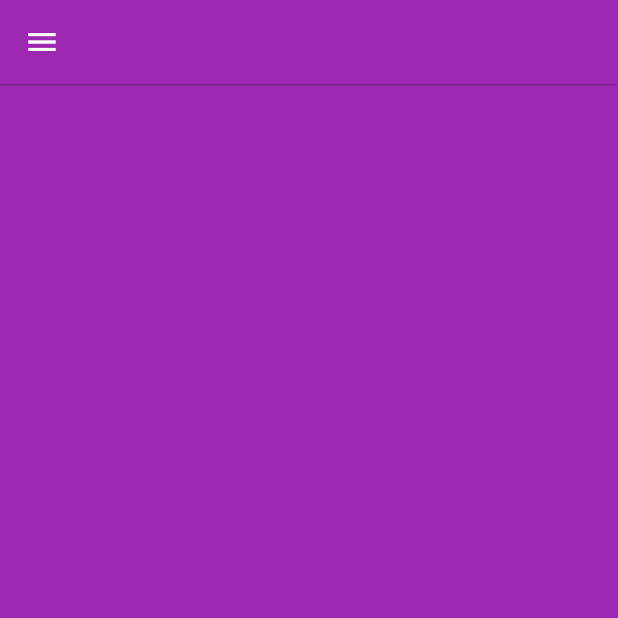
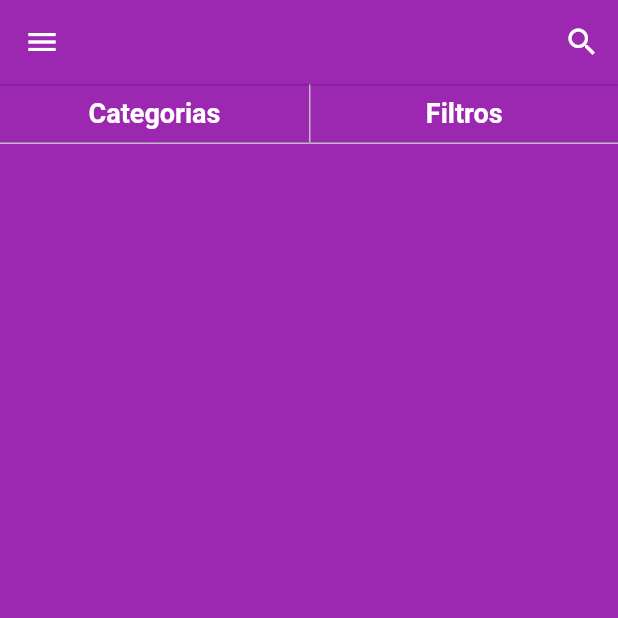
Before and after one commit to Gustakitos/XLO_Clone, a Flutter app: the screen it shows after launch, on a phone screen of 412 x 824 dp, the top half of it. Run offline on Flutter 3.47's test engine with Material 2 defaults, Android fonts, the phone set to English and light mode, and no system bars; our stand-ins replace brasil_fields, dio, flutter_mobx, get_it, image_cropper, image_picker and 3 more; accounts and stored records are empty; generated files the repository leaves out were written again; network calls fail; statements that could not run were skipped.

```diff
--- a/lib/main.dart
+++ b/lib/main.dart
@@ -6,6 +6,7 @@ import 'package:xlo_mobx/repositories/ibge_repository.dart';
 import 'package:xlo_mobx/screens/base/base_screen.dart';
 import 'package:xlo_mobx/screens/category/category_screen.dart';
 import 'package:xlo_mobx/stores/category_store.dart';
+import 'package:xlo_mobx/stores/home_store.dart';
 import 'package:xlo_mobx/stores/page_store.dart';
 import 'package:get_it/get_it.dart';
 import 'package:xlo_mobx/stores/user_manager_store.dart';
@@ -19,6 +20,7 @@ void main() async {
 
 void setupLocators() {
   GetIt.I.registerSingleton(PageStore());
+  GetIt.I.registerSingleton(HomeStore());
   GetIt.I.registerSingleton(UserManagerStore());
   GetIt.I.registerSingleton(CategoryStore());
 }
--- /dev/null
+++ b/lib/screens/home/components/bar_button.dart
@@ -0,0 +1,31 @@
+import 'package:flutter/material.dart';
+
+class BarButton extends StatelessWidget {
+  BarButton({this.label, this.decoration, this.onTap});
+
+  final String label;
+  final BoxDecoration decoration;
+  final VoidCallback onTap;
+
+  @override
+  Widget build(BuildContext context) {
+    return Expanded(
+      child: InkWell(
+        onTap: onTap,
+        child: Container(
+          alignment: Alignment.center,
+          decoration: decoration,
+          height: 40,
+          child: Text(
+            label,
+            style: TextStyle(
+              color: Colors.white,
+              fontSize: 18,
+              fontWeight: FontWeight.w600,
+            ),
+          ),
+        ),
+      ),
+    );
+  }
+}
--- /dev/null
+++ b/lib/screens/home/components/top_bar.dart
@@ -0,0 +1,31 @@
+import 'package:flutter/material.dart';
+import 'package:xlo_mobx/screens/home/components/bar_button.dart';
+
+class TopBar extends StatelessWidget {
+  @override
+  Widget build(BuildContext context) {
+    return Row(
+      children: [
+        BarButton(
+          label: 'Categorias',
+          decoration: BoxDecoration(
+            border: Border(
+              bottom: BorderSide(color: Colors.grey[400]),
+            ),
+          ),
+          onTap: () {},
+        ),
+        BarButton(
+          label: 'Filtros',
+          decoration: BoxDecoration(
+            border: Border(
+              bottom: BorderSide(color: Colors.grey[400]),
+              left: BorderSide(color: Colors.grey[400]),
+            ),
+          ),
+          onTap: () {},
+        ),
+      ],
+    );
+  }
+}
--- a/lib/screens/home/home_screen.dart
+++ b/lib/screens/home/home_screen.dart
@@ -1,13 +1,70 @@
 import 'package:flutter/material.dart';
+import 'package:flutter_mobx/flutter_mobx.dart';
+import 'package:get_it/get_it.dart';
 import 'package:xlo_mobx/components/customDrawer/custom_drawer.dart';
+import 'package:xlo_mobx/screens/home/components/search_dialog.dart';
+import 'package:xlo_mobx/screens/home/components/top_bar.dart';
+import 'package:xlo_mobx/stores/home_store.dart';
 
 class HomeScreen extends StatelessWidget {
+  final HomeStore homeStore = GetIt.I<HomeStore>();
+
+  openSearch(BuildContext context) async {
+    final search = await showDialog(
+      context: context,
+      builder: (_) => SearchDialog(
+        currentSearch: homeStore.search,
+      ),
+    );
+
+    if (search != null) homeStore.setSearch(search);
+  }
+
   @override
   Widget build(BuildContext context) {
     return SafeArea(
       child: Scaffold(
         drawer: CustomDrawer(),
-        appBar: AppBar(),
+        appBar: AppBar(
+          title: Observer(builder: (_) {
+            if (homeStore.search.isEmpty)
+              return Container();
+            else
+              return GestureDetector(
+                onTap: () => openSearch(context),
+                child: LayoutBuilder(
+                  builder: (_, constraints) {
+                    return Container(
+                      width: constraints.biggest.width,
+                      child: Text(homeStore.search),
+                    );
+                  },
+                ),
+              );
+          }),
+          actions: [
+            Observer(builder: (_) {
+              if (homeStore.search.isEmpty)
+                return IconButton(
+                  icon: Icon(Icons.search),
+                  onPressed: () {
+                    openSearch(context);
+                  },
+                );
+              return IconButton(
+                icon: Icon(Icons.close),
+                onPressed: () {
+                  homeStore.setSearch('');
+                },
+              );
+            }),
+          ],
+        ),
+        body: Column(
+          children: [
+            TopBar(),
+          ],
+        ),
       ),
     );
   }
--- a/pubspec.yaml
+++ b/pubspec.yaml
@@ -36,6 +36,7 @@ dependencies:
   image_cropper: ^1.4.0
   dio: ^3.0.10
   shared_preferences: ^0.5.12+2
+  path: ^1.7.0
 
 dev_dependencies:
   flutter_test:
```
Also changed, not shown: lib/models/ad.dart (added, +55 -0 lines), lib/repositories/ad_repository.dart (added, +78 -0 lines), lib/repositories/table_keys.dart (+18 -0 lines), lib/screens/create/create_screen.dart (+51 -3 lines), lib/screens/home/components/search_dialog.dart (added, +47 -0 lines), lib/stores/create_store.dart (+34 -1 lines), lib/stores/home_store.dart (added, +12 -0 lines), lib/stores/create_store.g.dart, lib/stores/home_store.g.dart (added), pubspec.lock.
